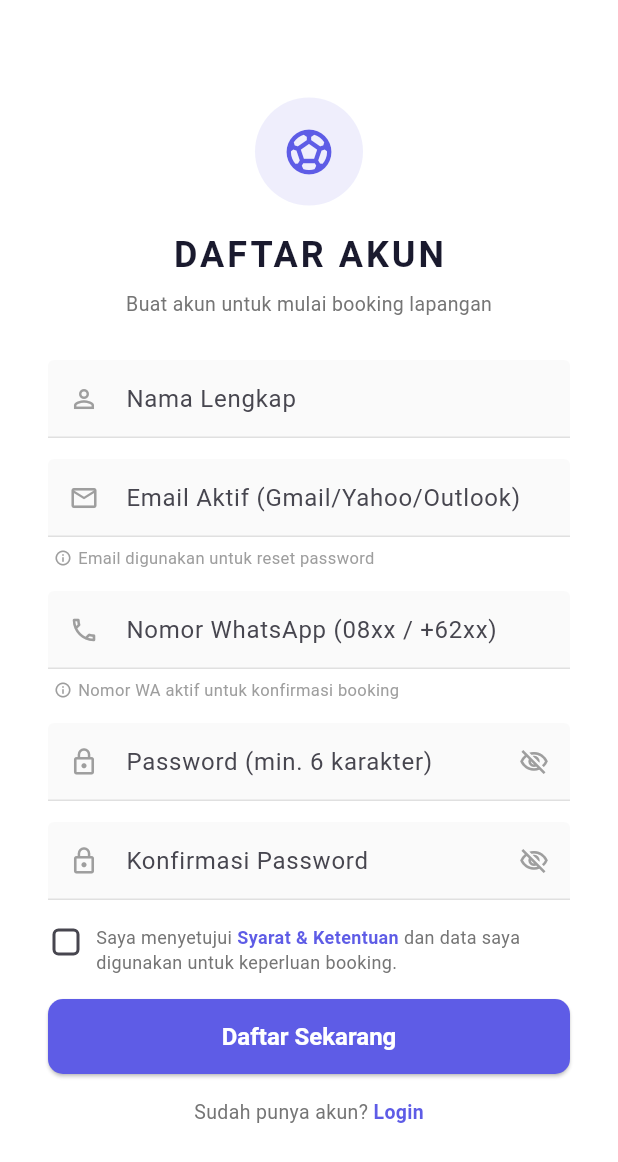
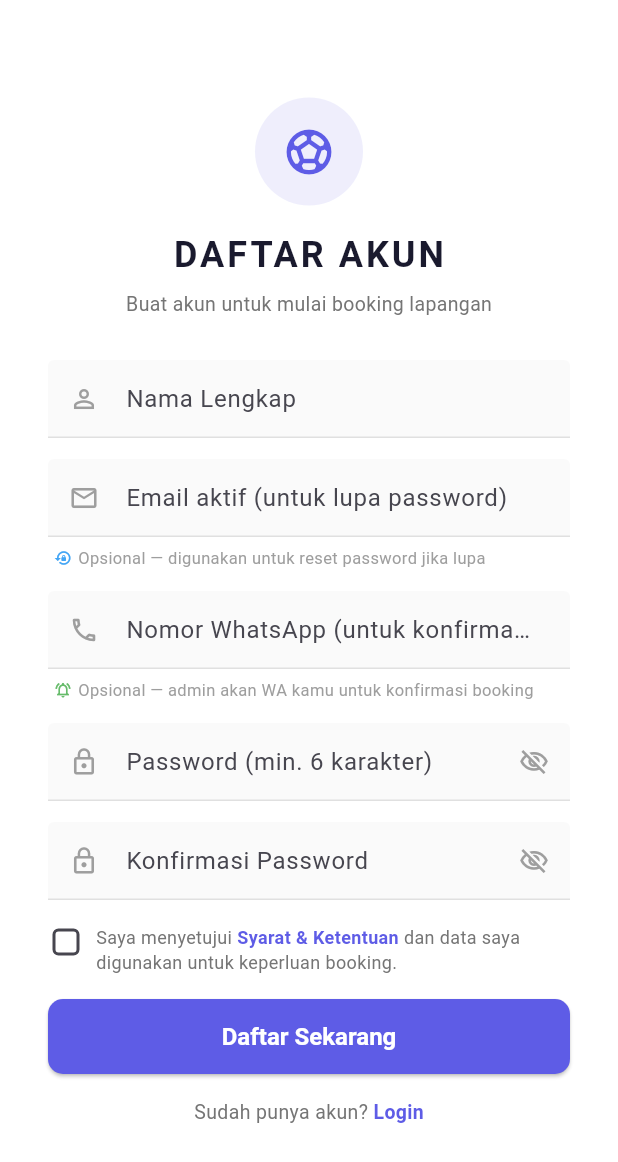
Before and after one commit to khildankahfi/bookinggo, a Flutter app: the screen it shows after launch, after a tap on "Daftar", on a phone screen of 412 x 824 dp. Shown: the top 1162 px of the screen. Run offline on Flutter 3.47's test engine with Material 3 defaults, Android fonts, the phone set to English and light mode, and no system bars; our stand-ins replace cloud_firestore, firebase_auth, firebase_core, shared_preferences; accounts and stored records are empty.

Commit message:
menambahkan nomor WA pada fitur register

```diff
--- a/lib/screens/edit_profil_screen.dart
+++ b/lib/screens/edit_profil_screen.dart
@@ -1,4 +1,5 @@
 import 'package:flutter/material.dart';
+import 'package:cloud_firestore/cloud_firestore.dart';
 import '../services/auth_service.dart'; // FIX: tambah import AuthService
 
 class EditProfilScreen extends StatefulWidget {
--- a/lib/screens/register_screen.dart
+++ b/lib/screens/register_screen.dart
@@ -42,46 +42,41 @@ class _RegisterScreenState extends State<RegisterScreen> {
     super.dispose();
   }
 
-  // ── Validasi email harus dari domain resmi ──
+  // ── Validasi email (opsional) ──
+  // Kalau diisi → harus dari domain resmi (Gmail, Yahoo, dll)
+  // Fungsi: untuk reset password kalau lupa
   String? _validateEmail(String? val) {
-    if (val == null || val.trim().isEmpty) return 'Email wajib diisi';
+    if (val == null || val.trim().isEmpty) return null; // opsional
 
     final email = val.trim().toLowerCase();
-
-    // Cek format dasar
     final emailRegex = RegExp(r'^[a-zA-Z0-9._%+\-]+@[a-zA-Z0-9.\-]+\.[a-zA-Z]{2,}$');
     if (!emailRegex.hasMatch(email)) return 'Format email tidak valid';
 
-    // Cek domain harus dikenal
     final domain = email.split('@').last;
     final isValidDomain = _validDomains.any((d) =>
         domain == d || domain.endsWith('.$d'));
-
     if (!isValidDomain) {
-      return 'Gunakan email aktif (Gmail, Yahoo, Outlook, dll)';
+      return 'Gunakan email aktif (Gmail, Yahoo, Outlook, iCloud, dll)';
     }
-
     return null;
   }
 
-  // ── Validasi nomor HP / WhatsApp ──
+  // ── Validasi nomor WA (opsional) ──
+  // Kalau diisi → harus format nomor HP Indonesia
+  // Fungsi: admin WA user untuk info booking
   String? _validatePhone(String? val) {
-    if (val == null || val.trim().isEmpty) return 'Nomor WhatsApp wajib diisi';
+    if (val == null || val.trim().isEmpty) return null; // opsional
 
     final phone = val.trim().replaceAll(RegExp(r'\s|-'), '');
-
-    // Harus diawali 08 atau +62
     if (!phone.startsWith('08') && !phone.startsWith('+62') &&
         !phone.startsWith('628')) {
       return 'Nomor harus diawali 08 atau +62';
     }
 
-    // Panjang 10-15 digit
     final digits = phone.replaceAll(RegExp(r'\D'), '');
     if (digits.length < 10 || digits.length > 15) {
-      return 'Nomor HP tidak valid (10-15 digit)';
+      return 'Nomor WA tidak valid (10-15 digit)';
     }
-
     return null;
   }
 
@@ -98,6 +93,7 @@ class _RegisterScreenState extends State<RegisterScreen> {
 
   Future<void> _handleRegister() async {
     if (!_formKey.currentState!.validate()) return;
+
     if (!_agreeTerms) {
       ScaffoldMessenger.of(context).showSnackBar(
         const SnackBar(
@@ -146,6 +142,24 @@ class _RegisterScreenState extends State<RegisterScreen> {
         ),
       );
     }
+  }
+
+  Widget _infoRow(IconData icon, String text, Color color) {
+    return Padding(
+      padding: const EdgeInsets.only(left: 4),
+      child: Row(
+        children: [
+          Icon(icon, size: 12, color: color),
+          const SizedBox(width: 4),
+          Expanded(
+            child: Text(
+              text,
+              style: TextStyle(color: Colors.grey.shade500, fontSize: 11),
+            ),
+          ),
+        ],
+      ),
+    );
   }
 
   @override
@@ -218,26 +232,17 @@ class _RegisterScreenState extends State<RegisterScreen> {
                     controller: _emailController,
                     keyboardType: TextInputType.emailAddress,
                     decoration: const InputDecoration(
-                      hintText: 'Email Aktif (Gmail/Yahoo/Outlook)',
+                      hintText: 'Email aktif (untuk lupa password)',
                       prefixIcon: Icon(Icons.email_outlined,
                           color: Colors.grey, size: 20),
                     ),
                     validator: _validateEmail,
                   ),
                   const SizedBox(height: 6),
-                  // Info email
-                  Row(
-                    children: [
-                      const SizedBox(width: 4),
-                      Icon(Icons.info_outline,
-                          size: 12, color: Colors.grey.shade500),
-                      const SizedBox(width: 4),
-                      Text(
-                        'Email digunakan untuk reset password',
-                        style: TextStyle(
-                            color: Colors.grey.shade500, fontSize: 11),
-                      ),
-                    ],
+                  _infoRow(
+                    Icons.lock_reset,
+                    'Opsional — digunakan untuk reset password jika lupa',
+                    Colors.blue.shade400,
                   ),
                   const SizedBox(height: 14),
 
@@ -250,25 +255,17 @@ class _RegisterScreenState extends State<RegisterScreen> {
                           RegExp(r'[0-9+\-\s]')),
                     ],
                     decoration: const InputDecoration(
-                      hintText: 'Nomor WhatsApp (08xx / +62xx)',
+                      hintText: 'Nomor WhatsApp (untuk konfirmasi booking)',
                       prefixIcon: Icon(Icons.phone_outlined,
                           color: Colors.grey, size: 20),
                     ),
                     validator: _validatePhone,
                   ),
                   const SizedBox(height: 6),
-                  Row(
-                    children: [
-                      const SizedBox(width: 4),
-                      Icon(Icons.info_outline,
-                          size: 12, color: Colors.grey.shade500),
-                      const SizedBox(width: 4),
-                      Text(
-                        'Nomor WA aktif untuk konfirmasi booking',
-                        style: TextStyle(
-                            color: Colors.grey.shade500, fontSize: 11),
-                      ),
-                    ],
+                  _infoRow(
+                    Icons.notifications_active_outlined,
+                    'Opsional — admin akan WA kamu untuk konfirmasi booking',
+                    Colors.green.shade400,
                   ),
                   const SizedBox(height: 14),
 
--- a/lib/services/auth_service.dart
+++ b/lib/services/auth_service.dart
@@ -6,11 +6,15 @@ class AuthService {
   static final FirebaseFirestore _db = FirebaseFirestore.instance;
 
   // ── Login ──
+  // Bisa pakai email ATAU nomor WA (08xxx)
   static Future<Map<String, dynamic>> login(
-      String email, String password) async {
+      String emailOrPhone, String password) async {
     try {
+      // Login pakai email
+      String loginEmail = emailOrPhone.trim();
+
       final credential = await _auth.signInWithEmailAndPassword(
-        email: email,
+        email: loginEmail,
         password: password,
       );
       final user = credential.user!;
@@ -32,30 +36,44 @@ class AuthService {
   }
 
   // ── Register ──
+  // Email ATAU phone wajib diisi minimal satu
   static Future<Map<String, dynamic>> register(
       String name, String email, String password,
       {String? phone}) async {
     try {
+      // Email wajib untuk Firebase Auth (login + reset password)
+      // Nomor WA opsional — hanya disimpan ke Firestore untuk
+      // keperluan admin menghubungi user terkait booking
+      final String loginEmail = email.trim();
+
+      if (loginEmail.isEmpty) {
+        return {'success': false, 'message': 'Email wajib diisi'};
+      }
+
       final credential = await _auth.createUserWithEmailAndPassword(
-        email: email,
+        email: loginEmail,
         password: password,
       );
       final user = credential.user!;
 
-      // Set displayName agar login tidak perlu hit Firestore
       await user.updateDisplayName(name);
 
-      // Simpan ke Firestore termasuk nomor WA
+      // Simpan ke Firestore — termasuk nomor WA kalau ada
       _db.collection('users').doc(user.uid).set({
         'name': name,
-        'email': email,
+        'email': loginEmail,
         if (phone != null && phone.isNotEmpty) 'phone': phone,
         'createdAt': FieldValue.serverTimestamp(),
       });
 
       return {
         'success': true,
-        'user': {'uid': user.uid, 'email': email, 'name': name},
+        'user': {
+          'uid': user.uid,
+          'email': loginEmail,
+          'name': name,
+          'phone': phone,
+        },
       };
     } on FirebaseAuthException catch (e) {
       return {'success': false, 'message': _authErrorMessage(e.code)};
@@ -110,6 +128,9 @@ class AuthService {
       return {'success': false, 'message': 'Gagal update profil: $e'};
     }
   }
+
+  // ── Ambil UID user saat ini (synchronous) ──
+  static String? getCurrentUid() => _auth.currentUser?.uid;
 
   // ── Cek apakah sudah login ──
   // FIX SPEED: synchronous check — tidak perlu async/await
```
